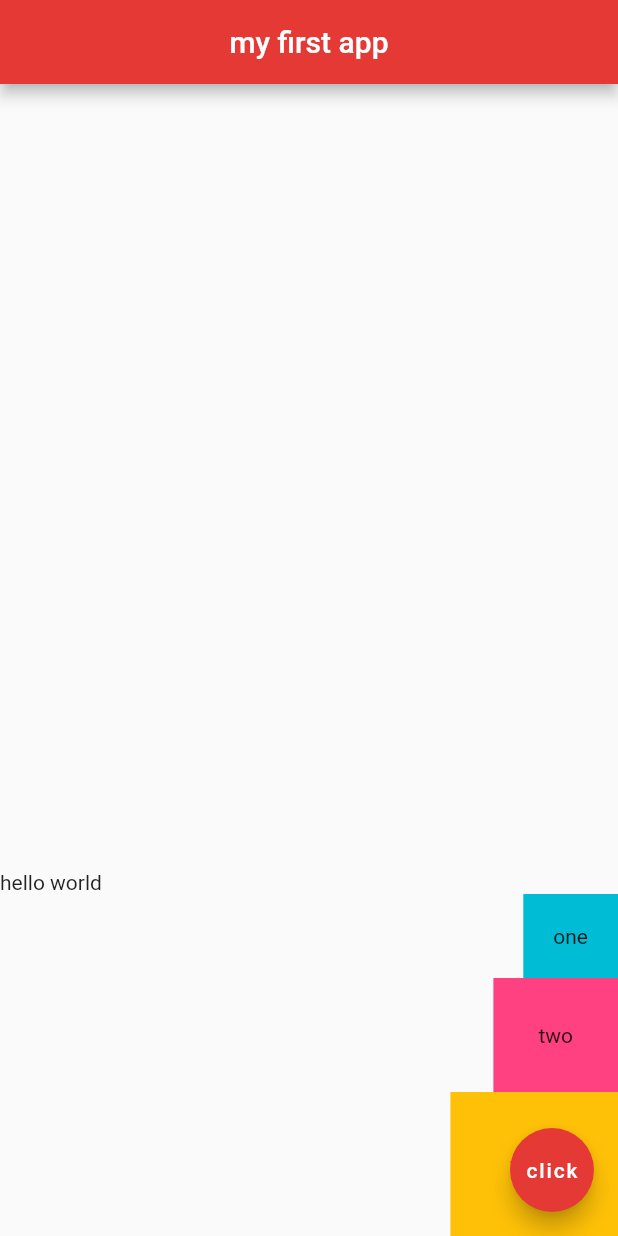
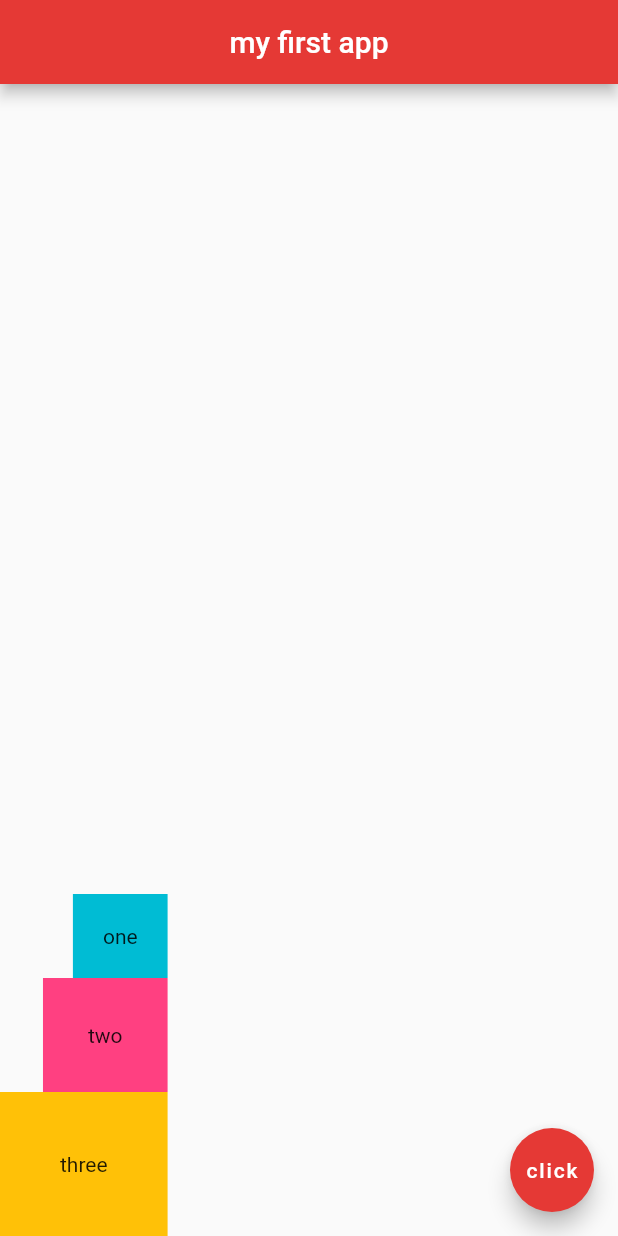
Before and after one commit to sai-myne/flutter-Basic, a Flutter app: the screen it shows after launch, on a phone screen of 412 x 824 dp. Run offline on Flutter 3.47's test engine with Material 2 defaults, Android fonts, the phone set to English and light mode, and no system bars.

Commit message:
Flutter-Outline-

```diff
--- a/myapp/lib/main.dart
+++ b/myapp/lib/main.dart
@@ -17,12 +17,6 @@ class Home extends StatelessWidget {
         mainAxisAlignment: MainAxisAlignment.end,
         crossAxisAlignment: CrossAxisAlignment.end,
         children: <Widget>[
-          Row(
-            children: <Widget>[
-              Text('hello'),
-              Text(' world'),
-            ],
-          ),
           Container(
             padding: EdgeInsets.all(20),
             color: Colors.cyan,
```
